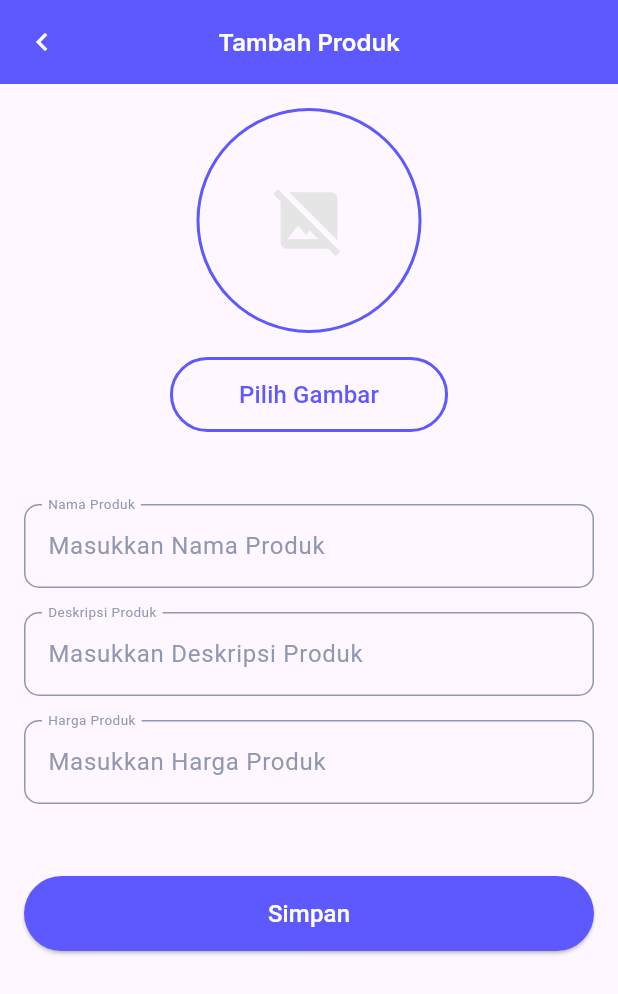
After one commit to Haf1dzsr/pos-superbootcamp, a Flutter app: the MainScreen screen opened by its route, after a tap on "Tambah Produk", on a phone screen of 412 x 824 dp. The commit adds this screen. Shown: the top 994 px of the screen. Run offline on Flutter 3.47's test engine with Material 3 defaults, Android fonts, the phone set to English and light mode, and no system bars; our stand-ins replace cloud_firestore, dartz, firebase_auth, firebase_core, firebase_storage, flutter_bloc and 6 more; accounts and stored records are empty.

Commit message:
impl: add product feature

```diff
--- a/analysis_options.yaml
+++ b/analysis_options.yaml
@@ -7,6 +7,9 @@
 
 # The following line activates a set of recommended lints for Flutter apps,
 # packages, and plugins designed to encourage good coding practices.
+analyzer:
+  errors:
+    must_be_immutable: ignore
 include: package:flutter_lints/flutter.yaml
 
 linter:
@@ -23,6 +26,5 @@ linter:
   rules:
     # avoid_print: false  # Uncomment to disable the `avoid_print` rule
     # prefer_single_quotes: true  # Uncomment to enable the `prefer_single_quotes` rule
-
 # Additional information about this file can be found at
 # https://dart.dev/guides/language/analysis-options
--- a/lib/common/widgets/button.dart
+++ b/lib/common/widgets/button.dart
@@ -64,7 +64,7 @@ class Button extends StatelessWidget {
                 mainAxisAlignment: MainAxisAlignment.center,
                 children: [
                   icon ?? const SizedBox.shrink(),
-                  if (icon != null) const SizedBox(width: 10),
+                  if (icon != null) const SizedBox(width: 8),
                   Text(
                     label,
                     style: TextStyle(
@@ -80,7 +80,7 @@ class Button extends StatelessWidget {
               onPressed: disabled ? null : onPressed,
               style: OutlinedButton.styleFrom(
                 backgroundColor: color,
-                side: const BorderSide(color: AppColor.secondary, width: 2),
+                side: const BorderSide(color: AppColor.primary, width: 2),
                 shape: RoundedRectangleBorder(
                   borderRadius: BorderRadius.circular(borderRadius),
                 ),
@@ -89,7 +89,7 @@ class Button extends StatelessWidget {
                 mainAxisAlignment: MainAxisAlignment.center,
                 children: [
                   icon ?? const SizedBox.shrink(),
-                  if (icon != null) const SizedBox(width: 10),
+                  if (icon != null) const SizedBox(width: 8),
                   Text(
                     label,
                     style: TextStyle(
--- /dev/null
+++ b/lib/data/models/product_model.dart
@@ -0,0 +1,85 @@
+// To parse this JSON data, do
+//
+//     final productModel = productModelFromJson(jsonString);
+
+import 'dart:convert';
+
+List<ProductModel> productModelFromJson(String str) => List<ProductModel>.from(
+    json.decode(str).map((x) => ProductModel.fromJson(x)));
+
+String productModelToJson(List<ProductModel> data) =>
+    json.encode(List<dynamic>.from(data.map((x) => x.toJson())));
+
+class ProductModel {
+  String? name;
+  String? description;
+  int? price;
+  String? imageName;
+  String? imageUrl;
+
+  ProductModel({
+    this.name,
+    this.description,
+    this.price,
+    this.imageName,
+    this.imageUrl,
+  });
+
+  ProductModel copyWith({
+    String? name,
+    String? description,
+    int? price,
+    String? imageName,
+    String? imageUrl,
+  }) =>
+      ProductModel(
+        name: name ?? this.name,
+        description: description ?? this.description,
+        price: price ?? this.price,
+        imageName: imageName ?? this.imageName,
+        imageUrl: imageUrl ?? this.imageUrl,
+      );
+
+  factory ProductModel.fromJson(Map<String, dynamic> json) => ProductModel(
+        name: json["name"],
+        description: json["description"],
+        price: json["price"],
+        imageName: json["imageName"],
+        imageUrl: json["imageUrl"],
+      );
+
+  Map<String, dynamic> toJson() => {
+        "name": name,
+        "description": description,
+        "price": price,
+        "imageName": imageName,
+        "imageUrl": imageUrl,
+      };
+}
+
+final List<ProductModel> products = [
+  ProductModel(
+    name: 'Product 1',
+    description: 'Description 1',
+    price: 10000,
+    imageName: 'assets/images/product_1.png',
+  ),
+  ProductModel(
+    name: 'Product 1',
+    description: 'Description 1',
+    price: 10000,
+    imageName: 'assets/images/product_1.png',
+  ),
+  ProductModel(
+    name: 'Product 1',
+    description: 'Description 1',
+    price: 10000,
+    imageName: 'assets/images/product_1.png',
+  ),
+  ProductModel(
+    name: 'Product 1',
+    description: 'Description 1',
+    price: 10000,
+    imageName: 'assets/images/product_1.png',
+  ),
+];
--- a/lib/my_app.dart
+++ b/lib/my_app.dart
@@ -1,5 +1,6 @@
 import 'package:flutter/material.dart';
 import 'package:flutter_bloc/flutter_bloc.dart';
+import 'package:pos_superbootcamp/presentation/add_product/cubits/product_cubit/product_cubit.dart';
 import 'package:pos_superbootcamp/presentation/app_router.dart';
 import 'package:pos_superbootcamp/presentation/auth/blocs/login/login_bloc.dart';
 import 'package:pos_superbootcamp/presentation/auth/blocs/register/register_bloc.dart';
@@ -17,6 +18,9 @@ class MyApp extends StatelessWidget {
         BlocProvider(
           create: (context) => LoginBloc(),
         ),
+        BlocProvider(
+          create: (context) => ProductCubit(),
+        ),
       ],
       child: MaterialApp.router(
         debugShowCheckedModeBanner: false,
--- /dev/null
+++ b/lib/presentation/add_product/add_product_screen.dart
@@ -0,0 +1,183 @@
+import 'dart:io';
+
+import 'package:flutter/material.dart';
+import 'package:flutter_bloc/flutter_bloc.dart';
+import 'package:go_router/go_router.dart';
+import 'package:pos_superbootcamp/common/themes/app_color.dart';
+import 'package:pos_superbootcamp/common/themes/app_font.dart';
+import 'package:pos_superbootcamp/common/widgets/button.dart';
+import 'package:pos_superbootcamp/common/widgets/custom_textformfield.dart';
+import 'package:pos_superbootcamp/presentation/add_product/cubits/product_cubit/product_cubit.dart';
+
+class AddProductScreen extends StatefulWidget {
+  const AddProductScreen({super.key});
+
+  @override
+  State<AddProductScreen> createState() => _AddProductScreenState();
+}
+
+class _AddProductScreenState extends State<AddProductScreen> {
+  final TextEditingController productNameC = TextEditingController();
+
+  final TextEditingController productDescC = TextEditingController();
+
+  final TextEditingController productPriceC = TextEditingController();
+
+  File? _image;
+
+  @override
+  Widget build(BuildContext context) {
+    return Scaffold(
+      appBar: AppBar(
+        backgroundColor: AppColor.primary,
+        leading: IconButton(
+          icon: const Icon(
+            Icons.chevron_left,
+            color: AppColor.white,
+          ),
+          onPressed: () {
+            context.pop();
+          },
+        ),
+        centerTitle: true,
+        title: Text(
+          'Tambah Produk',
+          style: appTheme.textTheme.labelLarge!.copyWith(
+            color: AppColor.white,
+            fontSize: 16,
+          ),
+        ),
+      ),
+      body: Padding(
+        padding: const EdgeInsets.symmetric(horizontal: 16),
+        child: SingleChildScrollView(
+          child: Column(
+            children: [
+              const SizedBox(height: 16.0),
+              BlocBuilder<ProductCubit, ProductState>(
+                builder: (context, state) {
+                  return Container(
+                    width: 150,
+                    height: 150,
+                    decoration: BoxDecoration(
+                      shape: BoxShape.circle,
+                      border: Border.all(color: AppColor.primary, width: 2),
+                    ),
+                    child: state.maybeWhen(
+                      initial: () => const Icon(
+                        Icons.image_not_supported,
+                        size: 50,
+                        color: AppColor.greyFill,
+                      ),
+                      imagePicked: (image) {
+                        _image = image;
+                        return ClipOval(
+                          child: Image.file(
+                            image,
+                            fit: BoxFit.cover,
+                            width: 150,
+                            height: 150,
+                            errorBuilder: (context, error, stackTrace) {
+                              return const Icon(
+                                Icons.image_not_supported,
+                                size: 50,
+                                color: AppColor.greyFill,
+                              );
+                            },
+                          ),
+                        );
+                      },
+                      orElse: () {
+                        return const Icon(
+                          Icons.image_not_supported,
+                          size: 50,
+                          color: AppColor.greyFill,
+                        );
+                      },
+                    ),
+                  );
+                },
+              ),
+              const SizedBox(height: 16),
+              Button.outlined(
+                onPressed: () async {
+                  context.read<ProductCubit>().pickImage();
+                },
+                color: Colors.transparent,
+                textColor: AppColor.primary,
+                label: 'Pilih Gambar',
+                width: MediaQuery.of(context).size.width * 0.45,
+              ),
+              const SizedBox(height: 48),
+              CustomTextFormField(
+                textInputAction: TextInputAction.next,
+                label: 'Nama Produk',
+                hint: "Masukkan Nama Produk",
+                controller: productNameC,
+              ),
+              const SizedBox(height: 16),
+              CustomTextFormField(
+                textInputAction: TextInputAction.next,
+                label: 'Deskripsi Produk',
+                hint: "Masukkan Deskripsi Produk",
+                controller: productDescC,
+              ),
+              const SizedBox(height: 16),
+              CustomTextFormField(
+                textInputAction: TextInputAction.done,
+                label: 'Harga Produk',
+                hint: "Masukkan Harga Produk",
+                controller: productPriceC,
+              ),
+              const SizedBox(height: 48),
+              BlocConsumer<ProductCubit, ProductState>(
+                listener: (context, state) {
+                  state.maybeWhen(
+                    success: () {
+                      ScaffoldMessenger.of(context).showSnackBar(
+                        const SnackBar(
+                          content: Text('Produk berhasil ditambahkan'),
+                        ),
+                      );
+                      context.pop();
+                    },
+                    error: (failure) {
+                      ScaffoldMessenger.of(context).showSnackBar(
+                        SnackBar(
+                          content: Text(failure),
+                        ),
+                      );
+                    },
+                    orElse: () {},
+                  );
+                },
+                builder: (context, state) {
+                  return state.maybeWhen(
+                    loading: () {
+                      return const Center(
+                        child: CircularProgressIndicator(),
+                      );
+                    },
+                    orElse: () {
+                      return Button.filled(
+                        onPressed: () {
+                          context.read<ProductCubit>().addProduct(
+                              productNameC.text,
+                              productDescC.text,
+                              int.parse(productPriceC.text),
+                              _image);
+                        },
+                        label: 'Simpan',
+                        color: AppColor.primary,
+                      );
+                    },
+                  );
+                },
+              ),
+            ],
+          ),
+        ),
+      ),
+    );
+  }
+}
--- /dev/null
+++ b/lib/presentation/add_product/cubits/product_cubit/product_state.dart
@@ -0,0 +1,11 @@
+part of 'product_cubit.dart';
+
+@freezed
+class ProductState with _$ProductState {
+  const factory ProductState.initial() = _Initial;
+  const factory ProductState.loading() = _Loading;
+  const factory ProductState.success() = _Success;
+  const factory ProductState.error(String message) = _Error;
+  const factory ProductState.imagePicked(File image) = _ImagePicked;
+  const factory ProductState.imageNotPicked() = _ImageNotPicked;
+}
--- a/lib/presentation/app_route_names.dart
+++ b/lib/presentation/app_route_names.dart
@@ -1,6 +1,8 @@
 class AppRoutes {
   static const String nrSplash = '/';
-  static const String nrMain = '/main';
   static const String nrRegister = '/register';
   static const String nrLogin = '/login';
+  static const String nrMain = '/main';
+  static const String nrHome = '/home';
+  static const String nrAddProduct = '/add-product';
 }
--- a/lib/presentation/app_router.dart
+++ b/lib/presentation/app_router.dart
@@ -1,8 +1,11 @@
 import 'package:go_router/go_router.dart';
+import 'package:pos_superbootcamp/presentation/add_product/add_product_screen.dart';
 import 'package:pos_superbootcamp/presentation/app_route_names.dart';
 import 'package:pos_superbootcamp/presentation/auth/screens/login_screen.dart';
 import 'package:pos_superbootcamp/presentation/auth/screens/register_screen.dart';
 import 'package:pos_superbootcamp/presentation/globals.dart';
+import 'package:pos_superbootcamp/presentation/home/home_screen.dart';
+import 'package:pos_superbootcamp/presentation/main/main_screen.dart';
 import 'package:pos_superbootcamp/presentation/splash/splash_screen.dart';
 
 final GoRouter appGlobalRouter = GoRouter(
@@ -24,5 +27,20 @@ final GoRouter appGlobalRouter = GoRouter(
       name: AppRoutes.nrRegister,
       builder: (context, state) => RegisterScreen(),
     ),
+    GoRoute(
+      path: AppRoutes.nrMain,
+      name: AppRoutes.nrMain,
+      builder: (context, state) => MainScreen(),
+    ),
+    GoRoute(
+      path: AppRoutes.nrHome,
+      name: AppRoutes.nrHome,
+      builder: (context, state) => const HomeScreen(),
+    ),
+    GoRoute(
+      path: AppRoutes.nrAddProduct,
+      name: AppRoutes.nrAddProduct,
+      builder: (context, state) => const AddProductScreen(),
+    ),
   ],
 );
--- /dev/null
+++ b/lib/presentation/home/home_screen.dart
@@ -0,0 +1,52 @@
+import 'package:flutter/material.dart';
+import 'package:go_router/go_router.dart';
+import 'package:pos_superbootcamp/common/themes/app_color.dart';
+import 'package:pos_superbootcamp/common/widgets/button.dart';
+import 'package:pos_superbootcamp/data/models/product_model.dart';
+import 'package:pos_superbootcamp/presentation/app_route_names.dart';
+import 'package:pos_superbootcamp/presentation/home/widgets/product_card_widget.dart';
+
+class HomeScreen extends StatelessWidget {
+  const HomeScreen({super.key});
+
+  @override
+  Widget build(BuildContext context) {
+    return Scaffold(
+      body: SafeArea(
+        child: SingleChildScrollView(
+          child: Column(
+            children: [
+              GridView.builder(
+                padding: EdgeInsets.zero,
+                shrinkWrap: true,
+                gridDelegate: const SliverGridDelegateWithFixedCrossAxisCount(
+                  childAspectRatio: 180 / 210,
+                  crossAxisCount: 2,
+                  mainAxisSpacing: 16.0,
+                  crossAxisSpacing: 16.0,
+                ),
+                itemCount: products.length,
+                itemBuilder: (context, index) {
+                  return ProductCardWidget(product: products[index]);
+                },
+              ),
+            ],
+          ),
+        ),
+      ),
+      floatingActionButton: Button.filled(
+        width: MediaQuery.of(context).size.width * 0.45,
+        onPressed: () {
+          context.pushNamed(AppRoutes.nrAddProduct);
+        },
+        label: 'Tambah Produk',
+        fontSize: 14,
+        icon: const Icon(
+          Icons.add,
+          color: AppColor.white,
+          size: 16,
+        ),
+      ),
+    );
+  }
+}
--- /dev/null
+++ b/lib/presentation/home/widgets/product_card_widget.dart
@@ -0,0 +1,95 @@
+import 'package:flutter/material.dart';
+import 'package:pos_superbootcamp/common/extensions/int_ext.dart';
+import 'package:pos_superbootcamp/common/themes/app_color.dart';
+import 'package:pos_superbootcamp/common/themes/app_font.dart';
+import 'package:pos_superbootcamp/data/models/product_model.dart';
+
+class ProductCardWidget extends StatelessWidget {
+  const ProductCardWidget({
+    super.key,
+    required this.product,
+  });
+
+  final ProductModel product;
+
+  @override
+  Widget build(BuildContext context) {
+    return GestureDetector(
+      onTap: () {},
+      child: Container(
+        padding: const EdgeInsets.all(8),
+        margin: const EdgeInsets.only(right: 16, bottom: 4),
+        decoration: BoxDecoration(
+          color: AppColor.white,
+          borderRadius: BorderRadius.circular(20.0),
+          boxShadow: [
+            BoxShadow(
+              color: AppColor.grey.withOpacity(0.5),
+              spreadRadius: 0,
+              blurRadius: 4,
+              offset: const Offset(2, 2),
+            ),
+          ],
+        ),
+        child: Column(
+          children: [
+            Container(
+              alignment: Alignment.center,
+              width: 76,
+              height: 76,
+              decoration: const BoxDecoration(
+                shape: BoxShape.circle,
+                color: AppColor.primary,
+              ),
+              child: Image.asset(
+                product.imageName ?? '',
+                width: 56,
+                height: 56,
+                fit: BoxFit.cover,
+                errorBuilder: (context, error, stackTrace) {
+                  return const Icon(
+                    Icons.image_not_supported,
+                    color: AppColor.white,
+                  );
+                },
+              ),
+            ),
+            const SizedBox(height: 8.0),
+            SizedBox(
+              width: MediaQuery.of(context).size.width * 0.25,
+              child: Text(
+                product.name!,
+                style: appTheme.textTheme.titleMedium,
+                textAlign: TextAlign.center,
+                maxLines: 3,
+              ),
+            ),
+            const SizedBox(height: 8.0),
+            SizedBox(
+              width: MediaQuery.of(context).size.width * 0.3,
+              child: Row(
+                mainAxisSize: MainAxisSize.min,
+                mainAxisAlignment: MainAxisAlignment.spaceBetween,
+                children: [
+                  Text(product.price!.currencyFormatRp),
+                  Container(
+                    padding: const EdgeInsets.all(6),
+                    decoration: const BoxDecoration(
+                      shape: BoxShape.circle,
+                      color: AppColor.primary,
+                    ),
+                    child: const Icon(
+                      Icons.edit,
+                      size: 14,
+                      color: AppColor.white,
+                    ),
+                  ),
+                ],
+              ),
+            ),
+          ],
+        ),
+      ),
+    );
+  }
+}
--- /dev/null
+++ b/lib/presentation/main/main_screen.dart
@@ -0,0 +1,48 @@
+import 'package:flutter/material.dart';
+import 'package:pos_superbootcamp/common/themes/app_color.dart';
+import 'package:pos_superbootcamp/presentation/home/home_screen.dart';
+
+class MainScreen extends StatelessWidget {
+  MainScreen({super.key});
+
+  final ValueNotifier<int> _selectedIndex = ValueNotifier<int>(0);
+
+  final List<Widget> _pages = [
+    const HomeScreen(),
+    const Center(child: Text('Report')),
+  ];
+
+  void _onItemTapped(int index) {
+    _selectedIndex.value = index;
+  }
+
+  @override
+  Widget build(BuildContext context) {
+    return ValueListenableBuilder(
+      valueListenable: _selectedIndex,
+      builder: (context, value, _) {
+        return Scaffold(
+          backgroundColor: AppColor.white,
+          body: _pages[_selectedIndex.value],
+          bottomNavigationBar: BottomNavigationBar(
+            backgroundColor: AppColor.white,
+            type: BottomNavigationBarType.fixed,
+            currentIndex: _selectedIndex.value,
+            selectedItemColor: AppColor.primary,
+            onTap: _onItemTapped,
+            items: const [
+              BottomNavigationBarItem(
+                icon: Icon(Icons.home_filled),
+                label: 'Home',
+              ),
+              BottomNavigationBarItem(
+                icon: Icon(Icons.payment),
+                label: 'Report',
+              ),
+            ],
+          ),
+        );
+      },
+    );
+  }
+}
```
Also changed, not shown: lib/data/datasources/product_remote_datasource.dart (added, +38 -0 lines), lib/presentation/add_product/cubits/product_cubit/product_cubit.dart (added, +40 -0 lines), pubspec.yaml (+6 -4 lines), assets/not_found.png (added), lib/presentation/add_product/cubits/product_cubit/product_cubit.freezed.dart (added), pubspec.lock, 5 other files.
